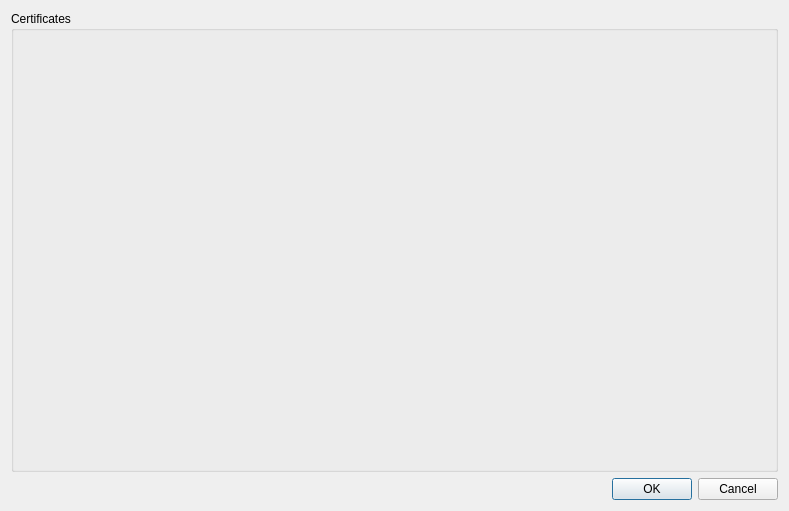
Above: Pdf4QtViewerPlugins/SignaturePlugin/certificatemanagerdialog.ui from studio-berry/loop before the change. Below: the same form after it.
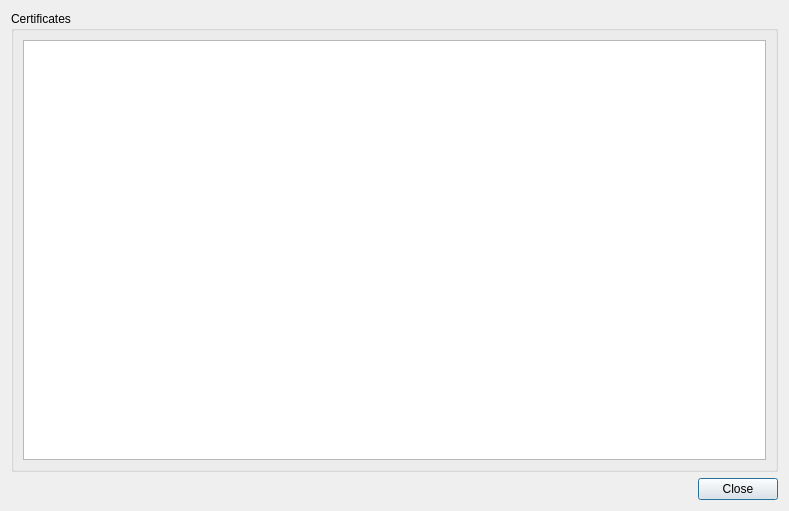
That is the form after the change.

What changed in the file:
```diff
--- a/Pdf4QtViewerPlugins/SignaturePlugin/certificatemanagerdialog.ui
+++ b/Pdf4QtViewerPlugins/SignaturePlugin/certificatemanagerdialog.ui
@@ -19,6 +19,11 @@
      <property name="title">
       <string>Certificates</string>
      </property>
+     <layout class="QVBoxLayout" name="verticalLayout_2">
+      <item>
+       <widget class="QTreeView" name="fileView"/>
+      </item>
+     </layout>
     </widget>
    </item>
    <item>
@@ -27,7 +32,7 @@
       <enum>Qt::Horizontal</enum>
      </property>
      <property name="standardButtons">
-      <set>QDialogButtonBox::Cancel|QDialogButtonBox::Ok</set>
+      <set>QDialogButtonBox::Close</set>
      </property>
     </widget>
    </item>
```
